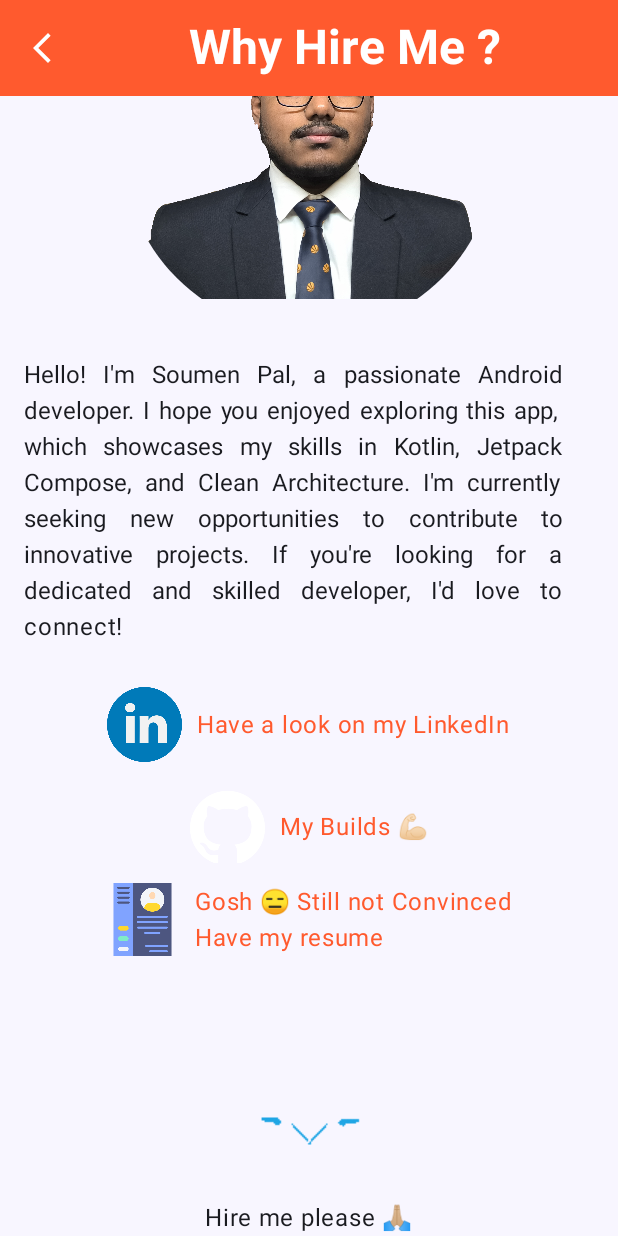
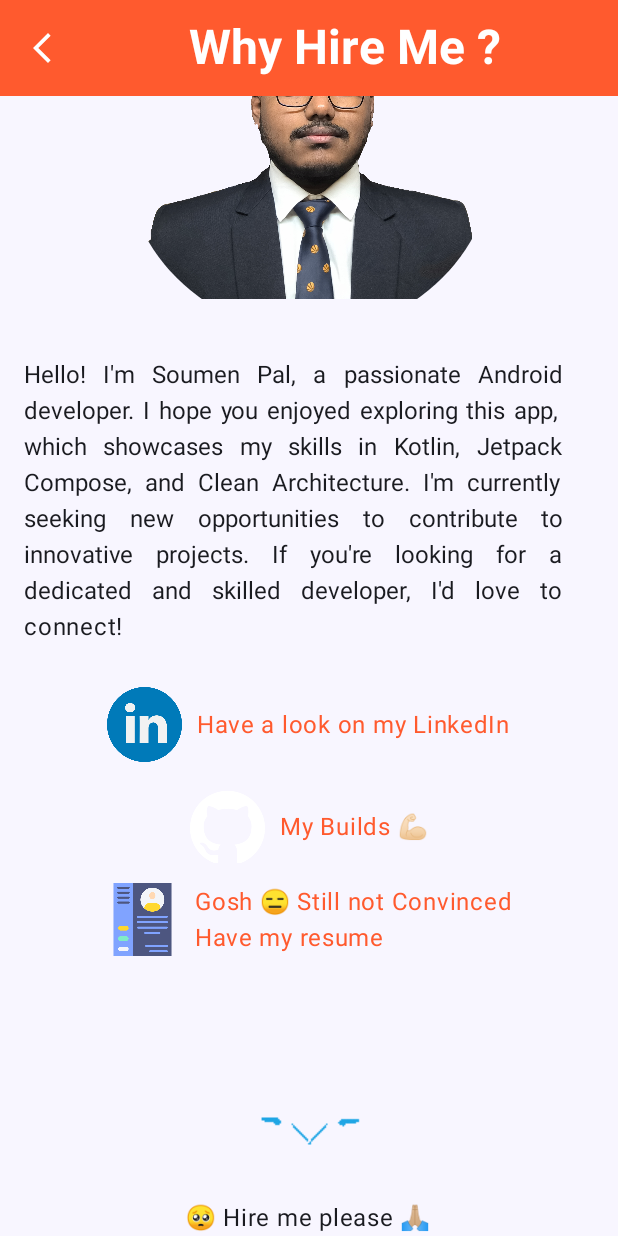
Before and after one commit to SOUMEN-PAL/SpeakXAssignment, an Android app built with Jetpack Compose: the AboutMeScreen screen opened through its navigation route, scrolled down 92 dp, on a phone screen of 412 x 824 dp. Run offline under Robolectric (Android 15) with nearby library versions, the phone set to English and light mode, and no system bars; our stand-ins replace Shimmer, paging.

Commit message:
App Completed and Enhanced and optimisesed 💪🏻

```diff
--- a/app/src/main/java/com/example/speakxassignment/presentation/aboutMeScreen/AboutMeScreen.kt
+++ b/app/src/main/java/com/example/speakxassignment/presentation/aboutMeScreen/AboutMeScreen.kt
@@ -196,7 +196,7 @@ fun AboutMeScreen(modifier: Modifier = Modifier, navController: NavController) {
                         contentDescription = "Your GIF Description",
                         modifier = modifier
                     )
-                    Text("Hire me please \uD83D\uDE4F\uD83C\uDFFC")
+                    Text("\uD83E\uDD7A Hire me please \uD83D\uDE4F\uD83C\uDFFC")
                 }
 
 
```
